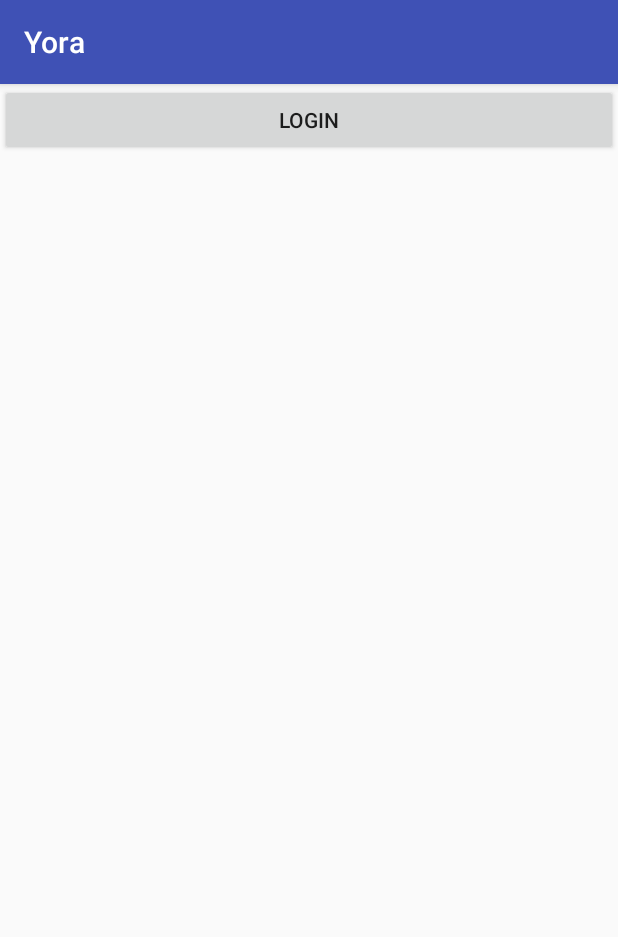
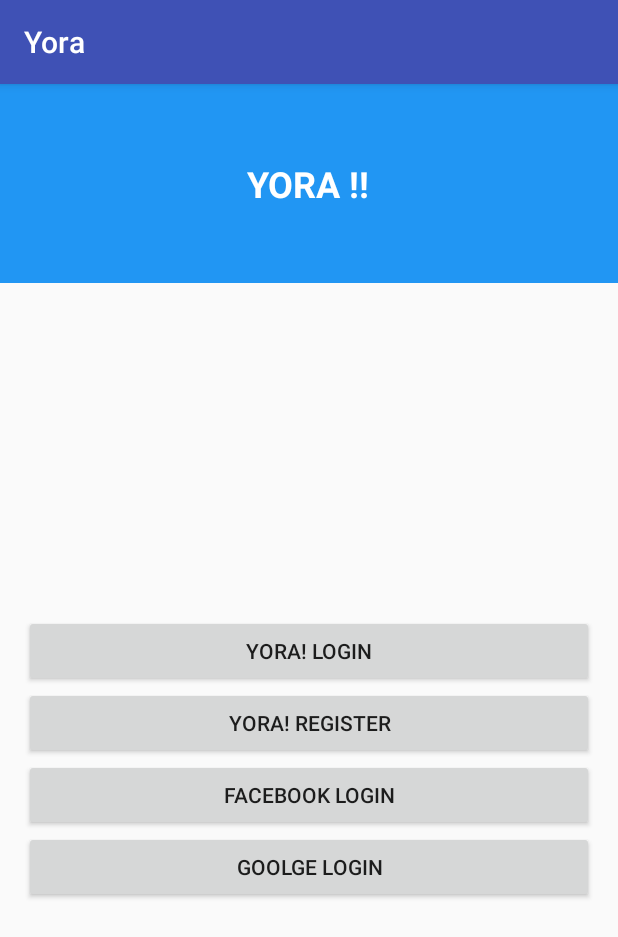
Before and after one commit to przlaicu/Yora-Application, an Android app: the screen it shows after launch (LoginActivity), on a phone screen of 412 x 824 dp. Shown: the top 937 px of the screen. Run offline under Robolectric (Android 15) with nearby library versions, the phone set to English and light mode, and no system bars.

Commit message:
Adding Fragment (BaseFragment, LoginFragment) LoginNarrowActivity,

```diff
--- a/app/src/main/AndroidManifest.xml
+++ b/app/src/main/AndroidManifest.xml
@@ -16,5 +16,7 @@
 
         <activity android:name=".activities.LoginActivity"/>
 
+        <activity android:name=".activities.LoginNarrowActivity"/>
+
     </application>
 </manifest>
--- a/app/src/main/java/com/milan/yora/activities/LoginActivity.java
+++ b/app/src/main/java/com/milan/yora/activities/LoginActivity.java
@@ -6,18 +6,25 @@ import android.view.View;
 
 import com.milan.yora.R;
 
-public class LoginActivity extends BaseActivity {
+public class LoginActivity extends BaseActivity implements View.OnClickListener {
+
+    private View loginButton;
 
     @Override
     protected void onCreate(Bundle savedState){
         super.onCreate(savedState);
 
         setContentView(R.layout.activity_login);
+
+        loginButton = findViewById(R.id.acivity_login_login);
+        if (loginButton != null) {
+            loginButton.setOnClickListener(this);
+        }
     }
 
-    public void doLogin(View view) {
-        application.getAuth().getUser().setLoggedIn(true);
-        startActivity(new Intent(this, MainActivity.class));
-        finish();
+    @Override
+    public void onClick(View view) {
+        if (view == loginButton)
+            startActivity(new Intent(this, LoginNarrowActivity.class));
     }
 }
--- a/app/src/main/res/layout/activity_login.xml
+++ b/app/src/main/res/layout/activity_login.xml
@@ -6,10 +6,43 @@
     android:layout_height="match_parent"
     tools:context=".activities.LoginActivity">
 
-    <Button
+    <include
+        layout="@layout/include_login_header"
+        android:id="@+id/include_login_header"/>
+
+    <LinearLayout
         android:layout_width="match_parent"
-        android:layout_height="wrap_content"
-        android:text="Login"
-        android:onClick="doLogin"/>
+        android:layout_height="match_parent"
+        android:layout_below="@id/include_login_header"
+        android:gravity="center_vertical"
+        android:layout_marginStart="16dp"
+        android:layout_marginEnd="16dp"
+        android:orientation="vertical">
+
+        <Button
+            android:layout_width="match_parent"
+            android:layout_height="wrap_content"
+            android:text="Yora! Login"
+            android:id="@+id/acivity_login_login"/>
+
+        <Button
+            android:layout_width="match_parent"
+            android:layout_height="wrap_content"
+            android:text="Yora! Register"
+            android:id="@+id/activity_login_register"/>
+        <Button
+            android:layout_width="match_parent"
+            android:layout_height="wrap_content"
+            android:text="Facebook Login"
+            android:id="@+id/activity_login_facebook"/>
+
+        <Button
+            android:layout_width="match_parent"
+            android:layout_height="wrap_content"
+            android:text="Goolge Login"
+            android:id="@+id/activity_login_google"/>
+
+
+    </LinearLayout>
 
 </RelativeLayout>
--- /dev/null
+++ b/app/src/main/res/layout/include_login_header.xml
@@ -0,0 +1,19 @@
+<?xml version="1.0" encoding="utf-8"?>
+<FrameLayout
+    xmlns:android="http://schemas.android.com/apk/res/android"
+    android:layout_width="match_parent"
+    android:layout_height="wrap_content"
+    android:background="@color/primary_color_dark">
+
+    <TextView
+        android:layout_width="wrap_content"
+        android:layout_height="wrap_content"
+        android:text="YORA !!"
+        android:textStyle="bold"
+        android:textSize="24sp"
+        android:paddingTop="50dp"
+        android:paddingBottom="50dp"
+        android:layout_gravity="center_horizontal"
+        android:textColor="#ffffff"/>
+
+</FrameLayout>
--- a/app/src/main/res/values/colors.xml
+++ b/app/src/main/res/values/colors.xml
@@ -3,4 +3,7 @@
     <color name="colorPrimary">#3F51B5</color>
     <color name="colorPrimaryDark">#303F9F</color>
     <color name="colorAccent">#FF4081</color>
+
+    <color name="primary_color_dark">#2196F3</color>
+    <color name="primary_color_darker">#3F51B5</color>
 </resources>
```
Also changed, not shown: app/src/main/java/com/milan/yora/activities/LoginNarrowActivity.java (added, +15 -0 lines), app/src/main/java/com/milan/yora/fragments/BaseFragment.java (added, +19 -0 lines), app/src/main/java/com/milan/yora/fragments/LoginFragment.java (added, +17 -0 lines), app/src/main/res/layout/activity_login_narrow.xml (added, +27 -0 lines), app/src/main/res/layout/fragment_login.xml (added, +34 -0 lines).
